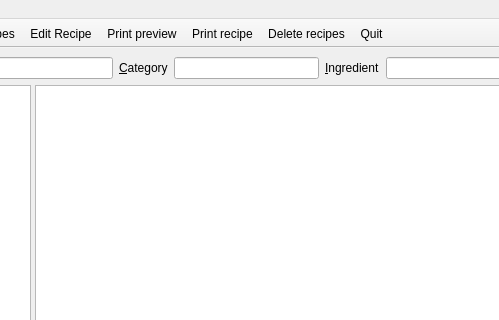
Before: the Qt Designer form anymeal/main_window.ui in wedesoft/anymeal, drawn with Qt 5; both pictures show x 173 to 672 and y 0 to 320 of the 800 by 600 pixel window.
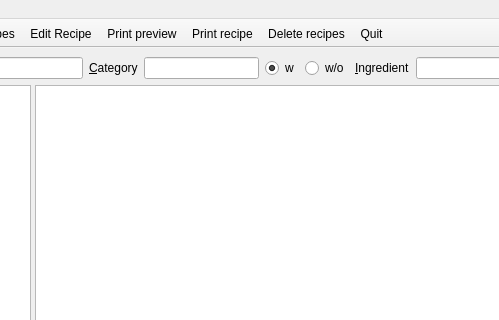
After: the same form once the commit is applied. Icons and pictures are not drawn.

Commit message: Select recipes without an ingredient

```diff
--- a/anymeal/main_window.ui
+++ b/anymeal/main_window.ui
@@ -54,6 +54,23 @@
       <item>
        <widget class="QLineEdit" name="category_edit"/>
       </item>
+      <item>
+       <widget class="QRadioButton" name="with_radio">
+        <property name="text">
+         <string>w</string>
+        </property>
+        <property name="checked">
+         <bool>true</bool>
+        </property>
+       </widget>
+      </item>
+      <item>
+       <widget class="QRadioButton" name="without_radio">
+        <property name="text">
+         <string>w/o</string>
+        </property>
+       </widget>
+      </item>
       <item>
        <widget class="QLabel" name="ingredient_label">
         <property name="text">
```
Left out of the diff: 3 changed lines with no effect on the pictures. The commit also changes 5 other files.
